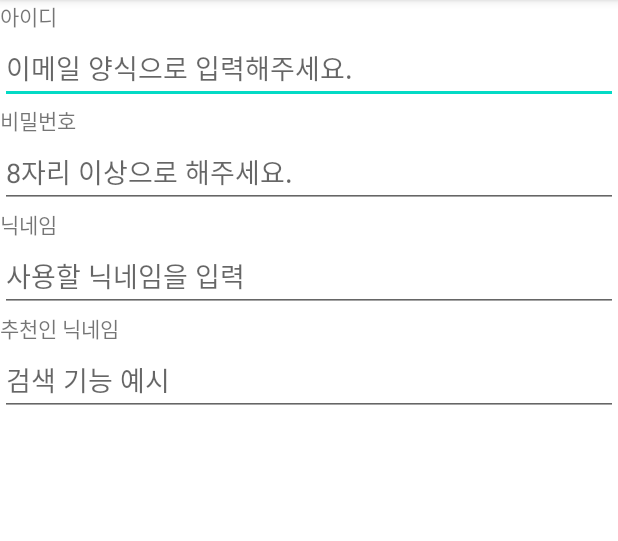
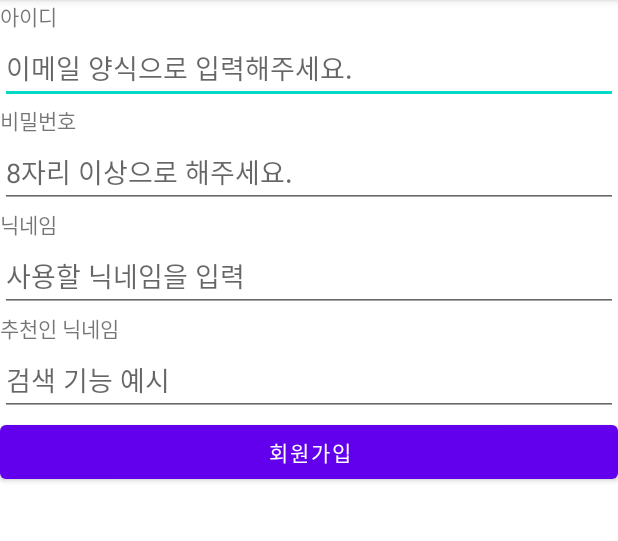
Before and after one commit to KIMHAUN/Practice_20201024, an Android app: the screen it shows after launch (MainActivity), on a phone screen of 412 x 824 dp, the part 84-625 px from its top. Run offline under Robolectric (Android 15) with nearby library versions, the phone set to English and light mode, and no system bars.

Commit message:
기본 버튼 배치

```diff
--- a/app/src/main/res/layout/activity_main.xml
+++ b/app/src/main/res/layout/activity_main.xml
@@ -51,4 +51,10 @@
         android:imeOptions="actionSearch"
         />
 
+    <Button
+        android:layout_width="match_parent"
+        android:layout_height="wrap_content"
+        android:text="회원가입"
+        />
+
 </LinearLayout>
```
